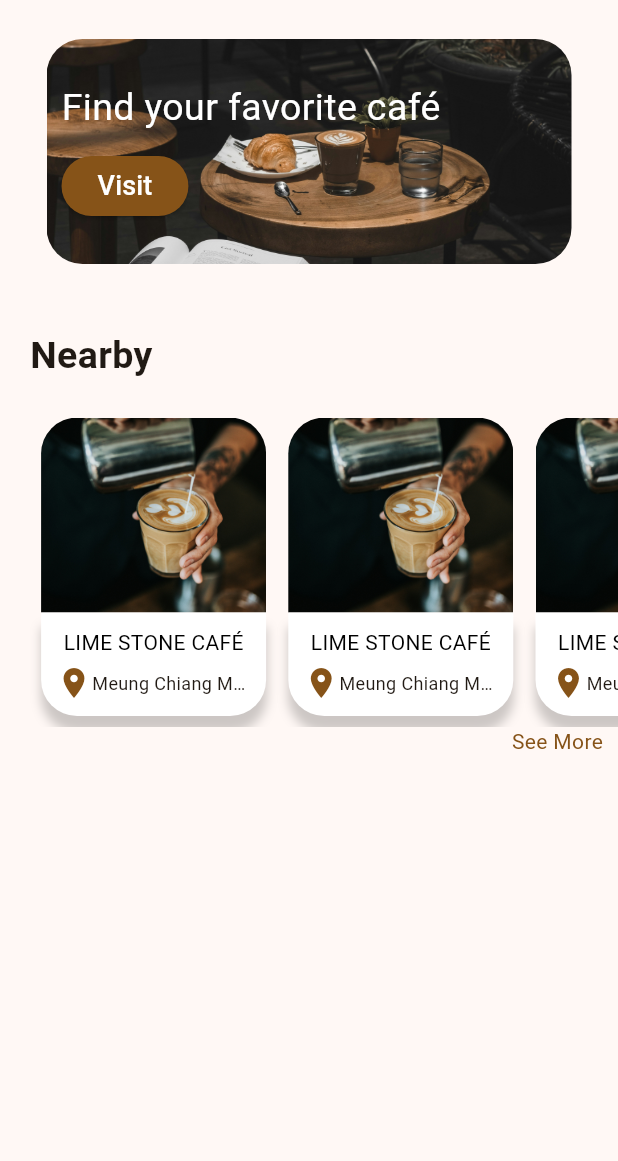
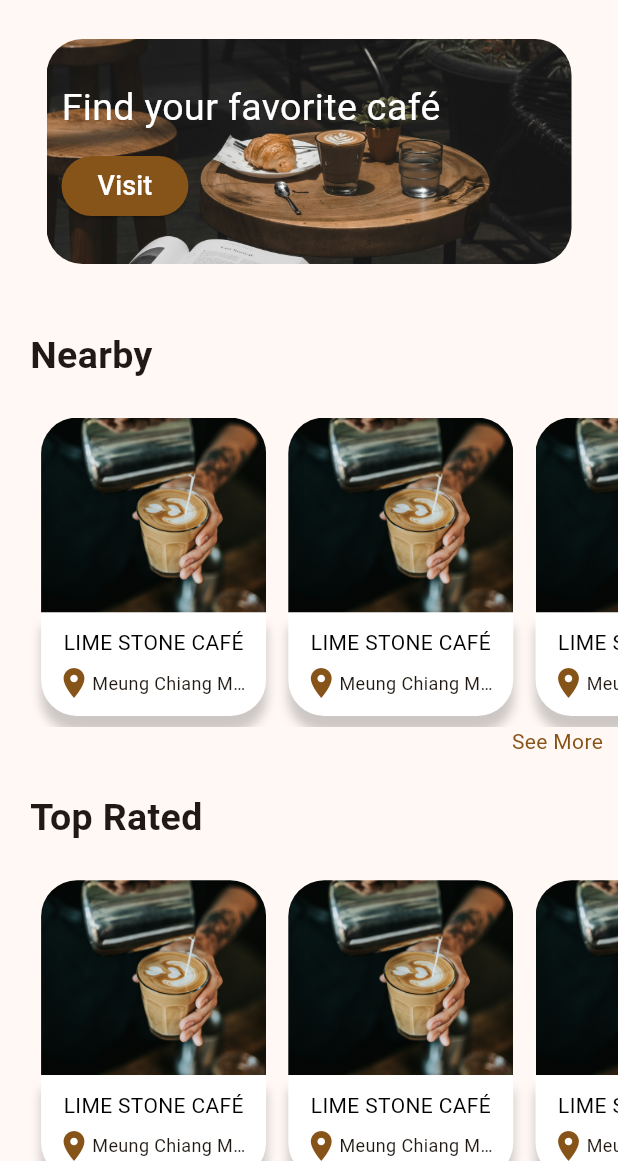
Before and after one commit to PhilipHousdens/brew_finder, a Flutter app: the screen it shows after launch, on a phone screen of 412 x 824 dp, the part 75-1236 px from its top. Run offline on Flutter 3.47's test engine with Material 3 defaults, Android fonts, the light colour scheme and no system bars.

Commit message:
Adding the template for the top rated section

```diff
--- a/lib/pages/homePage.dart
+++ b/lib/pages/homePage.dart
@@ -51,7 +51,56 @@ class HomePage extends StatelessWidget {
                 ),
               ),
             ),
-            seemoreBtn()
+            seemoreBtn(),
+            Container(
+              height: size.height * 0.1 ,
+              child: const Padding(
+                padding: EdgeInsets.symmetric(horizontal: 20),
+                child: Row(
+                  children: [
+                    Text(
+                      'Top Rated',
+                      style: TextStyle(
+                        fontSize: 25,
+                        fontWeight: FontWeight.bold,
+                      ),
+                    ),
+                  ],
+                ),
+              ),
+            ),
+            Container(
+              child: SingleChildScrollView(
+                scrollDirection: Axis.horizontal,
+                child: Padding(
+                  padding: const EdgeInsets.only(left: 20.0),
+                  child: Row(
+                    children: [
+                      NearbyCafe(
+                        size: size,
+                        cafeName: 'Lime Stone Café',
+                        place: 'Meung Chiang Mai, Chiang Mai',
+                        image: 'assets/images/coffeeShop.jpg',
+                      ),
+                      NearbyCafe(
+                        size: size,
+                        cafeName: 'Lime Stone Café',
+                        place: 'Meung Chiang Mai, Chiang Mai',
+                        image: 'assets/images/coffeeShop.jpg',
+                      ),
+                      NearbyCafe(
+                        size: size,
+                        cafeName: 'Lime Stone Café',
+                        place: 'Meung Chiang Mai, Chiang Mai',
+                        image: 'assets/images/coffeeShop.jpg',
+                      ),
+                    ],
+                  ),
+                ),
+              ),
+            ),
+            seemoreBtn(),
+            SizedBox(height: 100,)
           ],
         ),
       ),
```
